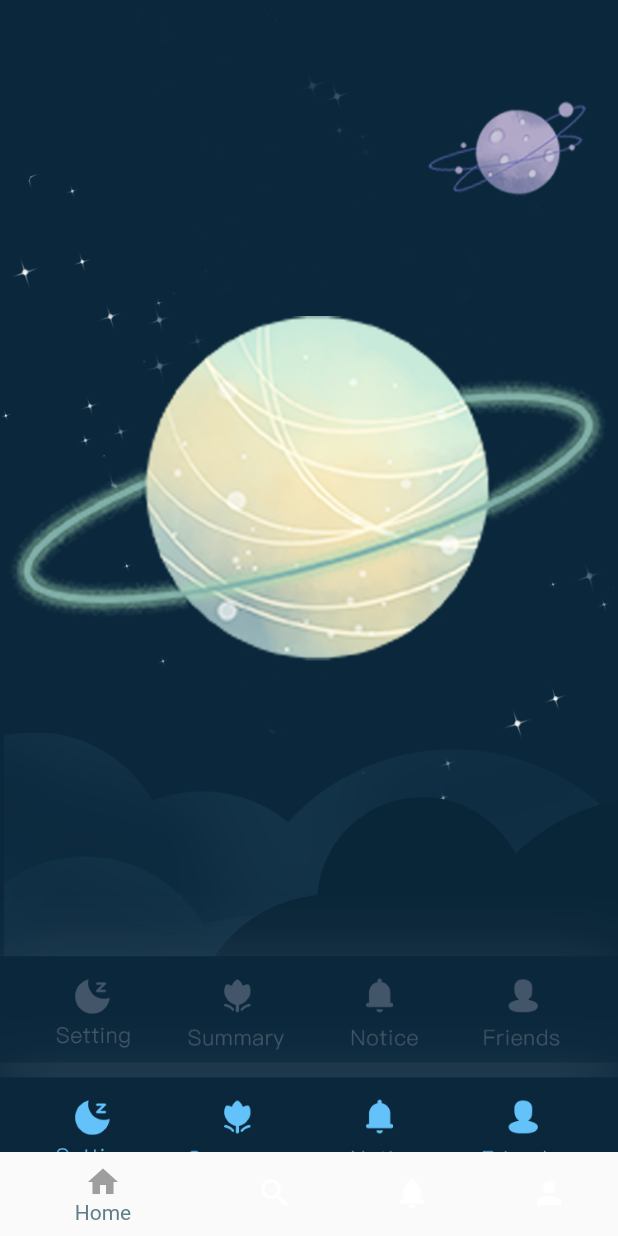
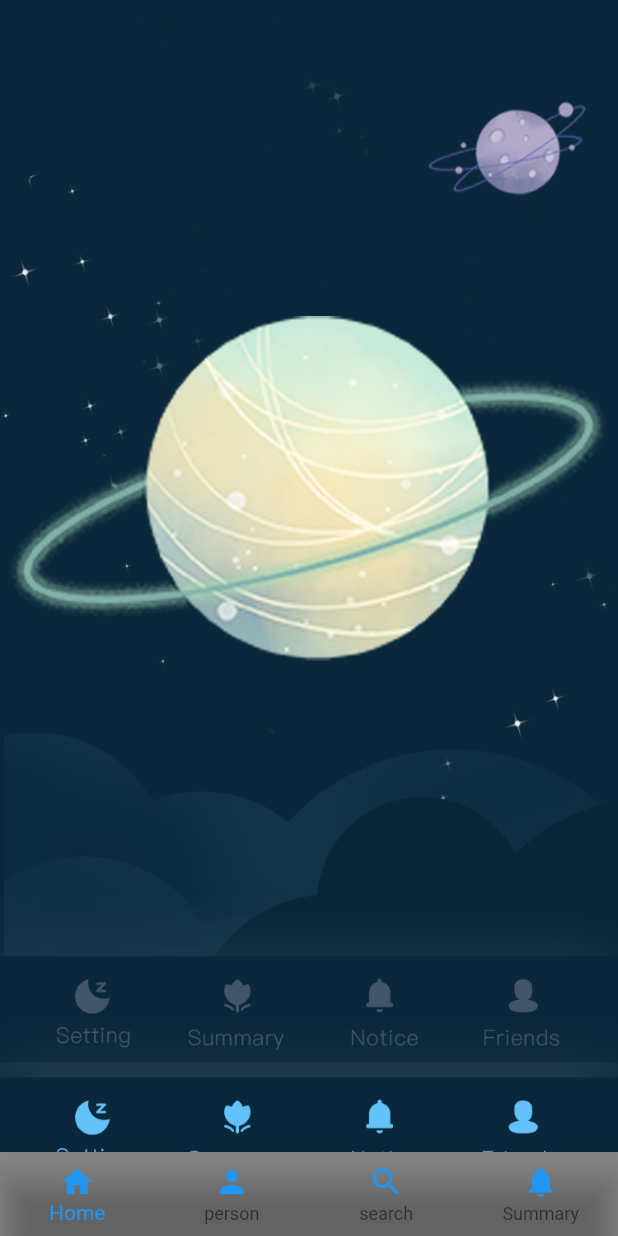
Before and after one commit to starrysky1818/my_app, a Flutter app: the screen it shows after launch, on a phone screen of 412 x 824 dp. Run offline on Flutter 3.47's test engine with Material 2 defaults, Android fonts, the phone set to English and light mode, and no system bars; missing offline and left inert: dart:ffi.

Commit message:
Add bottom and exchanges the main

```diff
--- /dev/null
+++ b/lib/Bottom.dart
@@ -0,0 +1,77 @@
+import 'dart:ffi';
+
+import 'package:flutter/material.dart';
+import 'package:my_app/Page/homePage.dart';
+//import 'package:flutter_application_1/pages/email_screen.dart';
+//import 'package:flutter_application_1/pages/home_screen.dart';
+//import 'package:flutter_application_1/pages/pages_screen.dart';
+
+class BottomNavigationWidget extends StatefulWidget {
+  _BottomNavigationWidgetState createState() => _BottomNavigationWidgetState();
+}
+
+class _BottomNavigationWidgetState extends State<BottomNavigationWidget> {
+  final _BottomNavigationColor = Colors.blue;
+
+  int _currentIndex = 0;
+  List<Widget> list = [];
+
+  @override
+  void initState() {
+    list
+      ..add(MyHomePage());
+      //..add(EmailScreen())
+      //..add(PageScreen())
+      //..add(AirplayScreen());
+
+    super.initState();
+  }
+
+  @override
+  Widget build(BuildContext context) {
+    return Scaffold(
+      body: list[_currentIndex],
+      bottomNavigationBar: BottomNavigationBar(
+        backgroundColor: Colors.black45,
+        type: BottomNavigationBarType.fixed,
+        items: [
+          BottomNavigationBarItem(
+            icon: Icon(
+              Icons.home,
+              color: _BottomNavigationColor,
+            ),
+            label: 'Home',
+          ),
+          BottomNavigationBarItem(
+            icon: Icon(
+              Icons.person,
+              color: _BottomNavigationColor,
+            ),
+            label: 'person',
+          ),
+          BottomNavigationBarItem(
+            icon: Icon(
+              Icons.search,
+              color: _BottomNavigationColor,
+            ),
+            label: 'search',
+          ),
+          BottomNavigationBarItem(
+            icon: Icon(
+              Icons.notifications,
+              color: _BottomNavigationColor,
+            ),
+            label: 'Summary',
+          ),
+        ],
+        currentIndex: _currentIndex,
+        // type: BottomNavigationBarType.fixed,
+        onTap: (int index) {
+          setState(() {
+            _currentIndex = index;
+          });
+        },
+      ),
+    );
+  }
+}
--- a/lib/Page/homePage.dart
+++ b/lib/Page/homePage.dart
@@ -1,44 +1,19 @@
 import 'package:flutter/material.dart';
 
 class MyHomePage extends StatelessWidget {
-  MyHomePage({Key? key, required this.title}) : super(key: key);
-  final String title;
-
   @override
   Widget build(BuildContext context) {
     return Scaffold(
       body: Container(
         width: double.infinity,
         height: double.infinity,
-        decoration: BoxDecoration(
+        decoration: const BoxDecoration(
           image: DecorationImage(
             fit: BoxFit.fitWidth,
             image: AssetImage('images/home.png'),
           ),
         ),
-      ),
-      bottomNavigationBar: BottomNavigationBar(
-          currentIndex: 0,
-          fixedColor: Colors.blueGrey,
-          items: const [
-            BottomNavigationBarItem(
-              label: "Home",
-              icon: Icon(Icons.home, color: Colors.grey,),
-            ),
-            BottomNavigationBarItem(
-              label: "Search",
-              icon: Icon(Icons.search, color: Colors.white),
-            ),
-            BottomNavigationBarItem(
-              label: "Notice",
-              icon: Icon(Icons.notifications, color: Colors.white),
-            ),
-            BottomNavigationBarItem(
-              label: "Friends",
-              icon: Icon(Icons.person, color: Colors.white),
-            ),
-          ],
-          onTap: (int indexOfItem) {}),
+      )
     );
   }
 }
--- a/lib/main.dart
+++ b/lib/main.dart
@@ -1,5 +1,5 @@
 import 'package:flutter/material.dart';
-import 'package:my_app/Page/homePage.dart';
+import 'package:my_app/Bottom.dart';
 
 void main() {
   runApp(MyApp());
@@ -10,7 +10,7 @@ class MyApp extends StatelessWidget {
   @override
   Widget build(BuildContext context) {
     return MaterialApp(
-      home: MyHomePage(title: 'Flutter Scaffold Example'),
+      home: BottomNavigationWidget(),
     );
   }
 }
```
